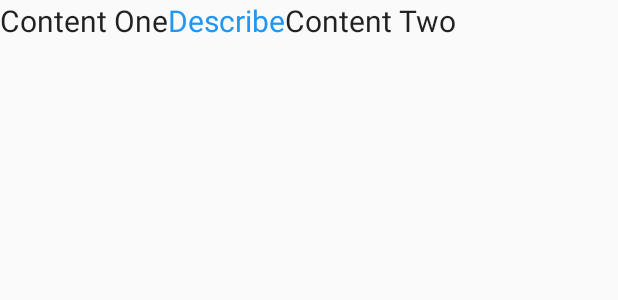
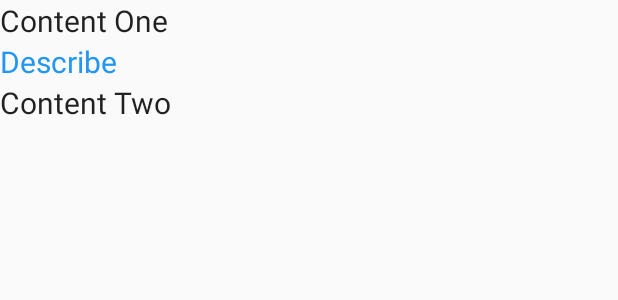
Before and after one commit to HongSonMTA/AIQuran, an Android app: the layout item_page.xml on its own in the app's theme, with its tools: preview values and no code run, on a phone screen of 412 x 824 dp. Shown: the top 300 px of the screen. Run offline under Robolectric (Android 15) with nearby library versions, the phone set to English and light mode, and no system bars.

Commit message:
edit : share and paging

```diff
--- a/AIQuran/app/src/main/java/com/example/aiquran/aiquran/activities/PagingActivity.java
+++ b/AIQuran/app/src/main/java/com/example/aiquran/aiquran/activities/PagingActivity.java
@@ -1,6 +1,7 @@
 package com.example.aiquran.aiquran.activities;
 
 import android.content.DialogInterface;
+import android.content.Intent;
 import android.os.Bundle;
 import android.os.PersistableBundle;
 import android.support.annotation.Nullable;
@@ -74,6 +75,7 @@ public class PagingActivity extends AppCompatActivity {
             }
             case R.id.go_to: {
                 dialogGoto();
+
                 break;
             }
             case R.id.memorization: {
@@ -145,7 +147,7 @@ public class PagingActivity extends AppCompatActivity {
         builder.setPositiveButton("OK", new DialogInterface.OnClickListener() {
             @Override
             public void onClick(DialogInterface dialog, int which) {
-                    viewPager.setCurrentItem(Integer.parseInt(input.getText().toString()) - 1);
+                viewPager.setCurrentItem(Integer.parseInt(input.getText().toString()) - 1);
             }
         });
 
--- a/AIQuran/app/src/main/java/com/example/aiquran/aiquran/adapters/SlidePagerAdapter.java
+++ b/AIQuran/app/src/main/java/com/example/aiquran/aiquran/adapters/SlidePagerAdapter.java
@@ -1,21 +1,17 @@
 package com.example.aiquran.aiquran.adapters;
 
 import android.content.Context;
-import android.databinding.DataBindingUtil;
 import android.support.annotation.NonNull;
 import android.support.v4.view.PagerAdapter;
 import android.view.LayoutInflater;
 import android.view.View;
 import android.view.ViewGroup;
 import android.widget.LinearLayout;
-import android.widget.RelativeLayout;
 import android.widget.TextView;
 
 import com.example.aiquran.aiquran.R;
-import com.example.aiquran.aiquran.databinding.ItemPageBinding;
 import com.example.aiquran.aiquran.models.Book;
 
-import java.util.ArrayList;
 
 public class SlidePagerAdapter extends PagerAdapter {
     private Context context;
--- a/AIQuran/app/src/main/res/layout/activity_paging.xml
+++ b/AIQuran/app/src/main/res/layout/activity_paging.xml
@@ -9,7 +9,8 @@
         android:layout_width="match_parent"
         android:layout_height="match_parent"
         android:layout_marginLeft="26dp"
-        android:layout_marginRight="26dp">
+        android:layout_marginRight="26dp"
+        android:layout_above="@+id/relativeBottom">
 
     </android.support.v4.view.ViewPager>
 
@@ -22,6 +23,7 @@
         android:textSize="16dp"/>
 
     <RelativeLayout
+        android:id="@+id/relativeBottom"
         android:layout_width="match_parent"
         android:layout_height="wrap_content"
         android:layout_alignParentBottom="true"
--- a/AIQuran/app/src/main/res/layout/input_page_number.xml
+++ b/AIQuran/app/src/main/res/layout/input_page_number.xml
@@ -12,6 +12,7 @@
     <EditText
         android:id="@+id/edt_input_page"
         android:layout_width="match_parent"
-        android:layout_height="wrap_content" />
+        android:layout_height="wrap_content"
+        />
 
 </LinearLayout>
--- a/AIQuran/app/src/main/res/layout/item_page.xml
+++ b/AIQuran/app/src/main/res/layout/item_page.xml
@@ -1,30 +1,45 @@
 <?xml version="1.0" encoding="utf-8"?>
 <layout>
-        <LinearLayout xmlns:android="http://schemas.android.com/apk/res/android"
+
+    <LinearLayout xmlns:android="http://schemas.android.com/apk/res/android"
+        android:layout_width="match_parent"
+        android:layout_height="match_parent">
+
+        <ScrollView
             android:layout_width="match_parent"
             android:layout_height="match_parent"
-            >
+            android:fillViewport="true">
+
+            <LinearLayout
+                android:layout_width="match_parent"
+                android:layout_height="wrap_content"
+                android:orientation="vertical">
+
                 <TextView
                     android:id="@+id/txt_contentOne"
                     android:layout_width="wrap_content"
                     android:layout_height="wrap_content"
                     android:text="Content One"
-                    android:textSize="20dp"
-                    android:textAppearance="?android:textAppearanceLarge"/>
+                    android:textAppearance="?android:textAppearanceLarge"
+                    android:textSize="20dp" />
+
                 <TextView
                     android:id="@+id/txt_describe"
                     android:layout_width="wrap_content"
                     android:layout_height="wrap_content"
+                    android:text="Describe"
+                    android:textAppearance="?android:textAppearanceLarge"
                     android:textColor="@color/colorPrimary"
-                    android:text="Describe"
-                    android:textSize="20dp"
-                    android:textAppearance="?android:textAppearanceLarge"/>
+                    android:textSize="20dp" />
+
                 <TextView
                     android:id="@+id/txt_contentTwo"
                     android:layout_width="wrap_content"
                     android:layout_height="wrap_content"
                     android:text="Content Two"
-                    android:textSize="20dp"
-                    android:textAppearance="?android:textAppearanceLarge"/>
+                    android:textAppearance="?android:textAppearanceLarge"
+                    android:textSize="20dp" />
+            </LinearLayout>
+        </ScrollView>
     </LinearLayout>
 </layout>
```
Also changed, not shown: AIQuran/app/src/main/java/com/example/aiquran/aiquran/MainActivity.java (+16 -2 lines).
